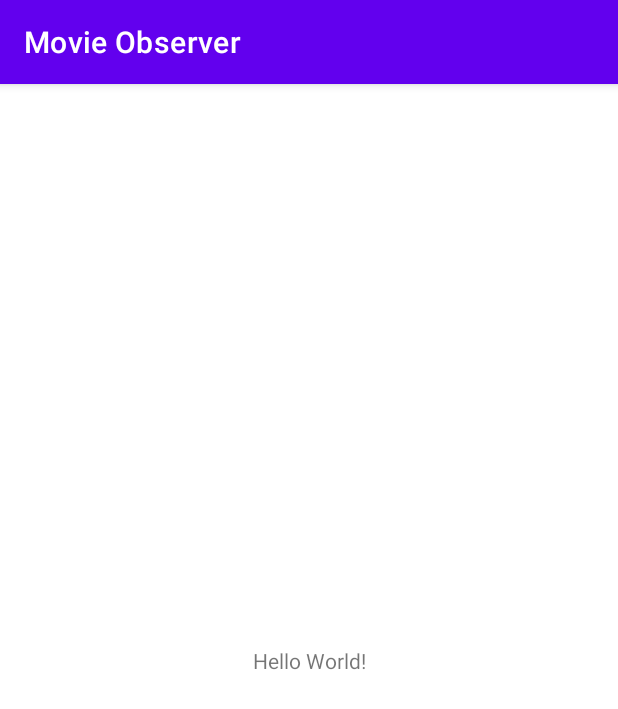
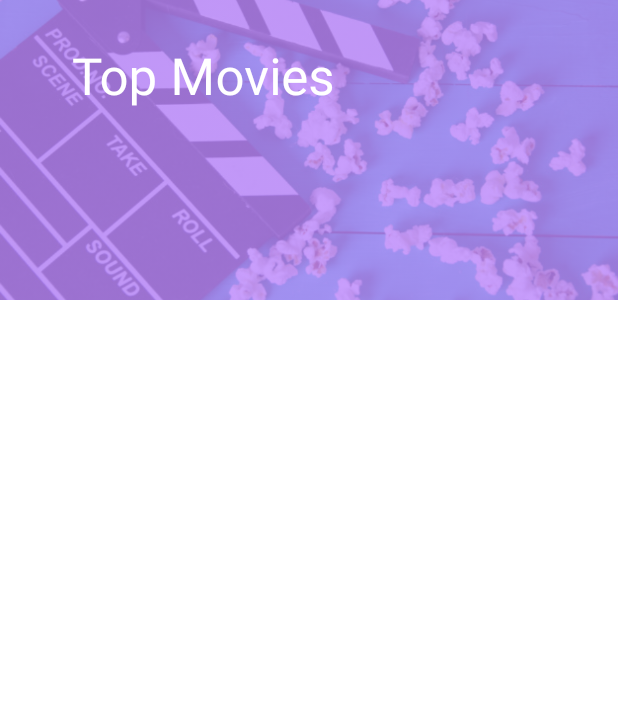
Before and after one commit to Rasel579/Movie-Observer, an Android app: the screen it shows after launch (MainActivity), on a phone screen of 412 x 824 dp. Shown: the top 709 px of the screen. Run offline under Robolectric (Android 15) with nearby library versions, the phone set to English and light mode, and no system bars; libraries missing offline, so code that uses them is left out: by.kirich1409.viewbindingdelegate; 8 statements that could not run were skipped.

Commit message:
1. Сверстал вьюшки для фрагментов 2. Определил Базовый фрагмент 3. Добавил Drawer Layout 4. Сделал ToolBar

```diff
--- a/app/src/main/AndroidManifest.xml
+++ b/app/src/main/AndroidManifest.xml
@@ -8,9 +8,10 @@
         android:label="@string/app_name"
         android:roundIcon="@mipmap/ic_launcher_round"
         android:supportsRtl="true"
-        android:theme="@style/Theme.MovieObserver">
+        android:theme="@style/Theme.MovieObserver.NoActionBar"
+        android:name=".App">
         <activity
-            android:name=".MainActivity"
+            android:name=".presentations.MainActivity"
             android:exported="true">
             <intent-filter>
                 <action android:name="android.intent.action.MAIN" />
--- /dev/null
+++ b/app/src/main/java/com/testtask/myapplication/App.kt
@@ -0,0 +1,6 @@
+package com.testtask.myapplication
+
+import android.app.Application
+
+class App: Application() {
+}
--- /dev/null
+++ b/app/src/main/java/com/testtask/myapplication/presentations/MainActivity.kt
@@ -0,0 +1,67 @@
+package com.testtask.myapplication.presentations
+
+import android.os.Bundle
+import androidx.appcompat.app.ActionBarDrawerToggle
+import androidx.appcompat.app.AppCompatActivity
+import androidx.core.view.GravityCompat
+import androidx.drawerlayout.widget.DrawerLayout
+import androidx.fragment.app.Fragment
+import by.kirich1409.viewbindingdelegate.viewBinding
+import com.google.android.material.appbar.MaterialToolbar
+import com.testtask.myapplication.R
+import com.testtask.myapplication.databinding.ActivityMainBinding
+import com.testtask.myapplication.presentations.main.MainFragment
+
+class MainActivity : AppCompatActivity() {
+    private val viewBinding: ActivityMainBinding by viewBinding()
+    override fun onCreate(savedInstanceState: Bundle?) {
+        super.onCreate(savedInstanceState)
+        setContentView(R.layout.activity_main)
+        initView()
+        initStartView()
+    }
+
+    private fun initView() {
+        val toolbar: MaterialToolbar = viewBinding.appBarMain.toolbar
+        setSupportActionBar(toolbar)
+        initDrawer(toolbar)
+    }
+
+    private fun initStartView() {
+        navigateToFragment(MainFragment.newInstance())
+    }
+
+    private fun initDrawer(toolbar: MaterialToolbar) {
+        val drawerLayout: DrawerLayout = viewBinding.drawerLayout
+        val toggle = ActionBarDrawerToggle(
+            this,
+            drawerLayout,
+            toolbar,
+            R.string.open_drawer_layout_description,
+            R.string.close_drawer_layout_description
+        )
+        drawerLayout.addDrawerListener(toggle)
+        toggle.syncState()
+        initNavigationDrawer(drawerLayout)
+    }
+
+    private fun initNavigationDrawer(drawerLayout: DrawerLayout) {
+        val navView = viewBinding.navView
+        navView.setNavigationItemSelectedListener {
+            when (it.itemId) {
+                R.id.main_frame_menu_drawer -> {
+                    navigateToFragment(MainFragment.newInstance())
+                    drawerLayout.closeDrawer(GravityCompat.START)
+                    true
+                }
+                else -> false
+            }
+        }
+    }
+
+    private fun navigateToFragment(fragment: Fragment) {
+        supportFragmentManager.beginTransaction()
+            .replace(R.id.content_main_frame, fragment)
+            .commit()
+    }
+}
--- /dev/null
+++ b/app/src/main/java/com/testtask/myapplication/presentations/core/BaseFragment.kt
@@ -0,0 +1,9 @@
+package com.testtask.myapplication.presentations.core
+
+import androidx.annotation.LayoutRes
+import androidx.fragment.app.Fragment
+import androidx.viewbinding.ViewBinding
+
+abstract class BaseFragment<T: ViewBinding>(@LayoutRes id: Int): Fragment(id) {
+    abstract val viewBinding: T
+}
--- /dev/null
+++ b/app/src/main/java/com/testtask/myapplication/presentations/main/MainFragment.kt
@@ -0,0 +1,15 @@
+package com.testtask.myapplication.presentations.main
+
+import by.kirich1409.viewbindingdelegate.viewBinding
+import com.testtask.myapplication.R
+import com.testtask.myapplication.databinding.MainFragmentBinding
+import com.testtask.myapplication.presentations.core.BaseFragment
+
+class MainFragment : BaseFragment<MainFragmentBinding>(R.layout.main_fragment) {
+    override val viewBinding: MainFragmentBinding by viewBinding()
+
+
+    companion object {
+        fun newInstance() = MainFragment()
+    }
+}
--- a/app/src/main/res/layout/activity_main.xml
+++ b/app/src/main/res/layout/activity_main.xml
@@ -1,18 +1,23 @@
 <?xml version="1.0" encoding="utf-8"?>
-<androidx.constraintlayout.widget.ConstraintLayout xmlns:android="http://schemas.android.com/apk/res/android"
+<androidx.drawerlayout.widget.DrawerLayout
+    xmlns:android="http://schemas.android.com/apk/res/android"
     xmlns:app="http://schemas.android.com/apk/res-auto"
     xmlns:tools="http://schemas.android.com/tools"
+    android:id="@+id/drawerLayout"
     android:layout_width="match_parent"
     android:layout_height="match_parent"
-    tools:context=".MainActivity">
-
-    <TextView
+    android:fitsSystemWindows="true"
+    tools:openDrawer="start">
+    <include
+        android:id="@+id/app_bar_main"
+        layout="@layout/app_bar_main" />
+    <com.google.android.material.navigation.NavigationView
+        android:id="@+id/nav_view"
         android:layout_width="wrap_content"
-        android:layout_height="wrap_content"
-        android:text="Hello World!"
-        app:layout_constraintBottom_toBottomOf="parent"
-        app:layout_constraintLeft_toLeftOf="parent"
-        app:layout_constraintRight_toRightOf="parent"
-        app:layout_constraintTop_toTopOf="parent" />
-
-</androidx.constraintlayout.widget.ConstraintLayout>
+        android:layout_height="match_parent"
+        android:layout_gravity = "start"
+        android:fitsSystemWindows="true"
+        app:headerLayout="@layout/nav_header_main"
+        app:menu="@menu/main_menu_drawer"
+        />
+</androidx.drawerlayout.widget.DrawerLayout>
--- /dev/null
+++ b/app/src/main/res/layout/app_bar_main.xml
@@ -0,0 +1,48 @@
+<?xml version="1.0" encoding="utf-8"?>
+<androidx.coordinatorlayout.widget.CoordinatorLayout
+    xmlns:android="http://schemas.android.com/apk/res/android"
+    android:layout_width="match_parent"
+    android:layout_height="match_parent"
+    android:fitsSystemWindows="true"
+    xmlns:app="http://schemas.android.com/apk/res-auto">
+    <com.google.android.material.appbar.AppBarLayout
+        android:layout_width="match_parent"
+        android:layout_height="200dp"
+        android:fitsSystemWindows="true"
+        android:theme="@style/Theme.MovieObserver.AppBarOverLay">
+        <com.google.android.material.appbar.CollapsingToolbarLayout
+            android:layout_width="match_parent"
+            android:layout_height="wrap_content"
+            app:contentScrim="?attr/colorControlHighlight"
+            app:expandedTitleGravity="top"
+            app:expandedTitleMarginStart="48dp"
+            app:expandedTitleMarginEnd="64dp"
+            app:title="Top Movies"
+            app:collapsedTitleTextAppearance="?attr/collapsingToolbarLayoutStyle"
+            app:expandedTitleTextAppearance="?attr/expanded"
+            app:layout_scrollFlags="scroll|exitUntilCollapsed"
+            android:fitsSystemWindows="true">
+            <ImageView
+                android:id="@+id/expanded_image_toolbar"
+                android:layout_width="match_parent"
+                android:layout_height="200dp"
+                android:scaleType="centerCrop"
+                android:alpha="0.2"
+                app:layout_collapseMode="parallax"
+                app:layout_collapseParallaxMultiplier="0.7"
+                android:src="@drawable/movie_back_ground_drawer_layout"
+                android:contentDescription="@string/background_image_view_drawer_layout" />
+            <com.google.android.material.appbar.MaterialToolbar
+                android:id="@+id/toolbar"
+                android:layout_width="match_parent"
+                android:layout_height="?attr/actionBarSize"
+                app:layout_collapseMode="pin"
+                app:popupTheme="@style/Theme.MovieObserver.PopupOverlay"/>
+        </com.google.android.material.appbar.CollapsingToolbarLayout>
+    </com.google.android.material.appbar.AppBarLayout>
+    <include
+        android:id="@+id/content_main_frame"
+        layout="@layout/content_main"
+        xmlns:tools="http://schemas.android.com/tools"
+        tools:context=".presentation.MainActivity"/>
+</androidx.coordinatorlayout.widget.CoordinatorLayout>
--- /dev/null
+++ b/app/src/main/res/layout/content_main.xml
@@ -0,0 +1,7 @@
+<?xml version="1.0" encoding="utf-8"?>
+<FrameLayout xmlns:android="http://schemas.android.com/apk/res/android"
+    xmlns:tools="http://schemas.android.com/tools"
+    android:id="@+id/container"
+    android:layout_width="match_parent"
+    android:layout_height="match_parent"
+    tools:context=".presentations.MainActivity" />
--- /dev/null
+++ b/app/src/main/res/layout/main_fragment.xml
@@ -0,0 +1,18 @@
+<?xml version="1.0" encoding="utf-8"?>
+<androidx.constraintlayout.widget.ConstraintLayout
+    xmlns:android="http://schemas.android.com/apk/res/android"
+    android:layout_width="match_parent"
+    android:layout_height="match_parent"
+    xmlns:app="http://schemas.android.com/apk/res-auto"
+    xmlns:tools="http://schemas.android.com/tools"
+    >
+
+   <androidx.recyclerview.widget.RecyclerView
+       android:layout_width="match_parent"
+       android:layout_height="match_parent"
+       app:layoutManager="androidx.recyclerview.widget.LinearLayoutManager"
+       tools:listitem="@layout/item_movie"
+       tools:itemCount="10"
+       />
+
+</androidx.constraintlayout.widget.ConstraintLayout>
--- /dev/null
+++ b/app/src/main/res/menu/main_menu_drawer.xml
@@ -0,0 +1,10 @@
+<?xml version="1.0" encoding="utf-8"?>
+<menu xmlns:android="http://schemas.android.com/apk/res/android"
+    xmlns:app="http://schemas.android.com/apk/res-auto">
+    <item
+        android:id="@+id/main_frame_menu_drawer"
+        app:showAsAction="always"
+        android:icon="@android:drawable/ic_menu_my_calendar"
+        android:orderInCategory="10"
+        android:title="@string/item_menu_main_screen" />
+</menu>
--- a/app/src/main/res/values/strings.xml
+++ b/app/src/main/res/values/strings.xml
@@ -1,3 +1,9 @@
 <resources>
     <string name="app_name">Movie Observer</string>
+    <string name="background_image_view_drawer_layout">Background</string>
+    <string name="sub_title_drawer_layout">Find Your Movie</string>
+    <string name="title_drawer_layout">The Movie Observer</string>
+    <string name="item_menu_main_screen">Main Screen</string>
+    <string name="open_drawer_layout_description">Open Drawer Layout</string>
+    <string name="close_drawer_layout_description">Close Drawer Layout</string>
 </resources>
--- a/app/src/main/res/values/themes.xml
+++ b/app/src/main/res/values/themes.xml
@@ -13,4 +13,14 @@
         <item name="android:statusBarColor" tools:targetApi="l">?attr/colorPrimaryVariant</item>
         <!-- Customize your theme here. -->
     </style>
+
+    <style name="Theme.MovieObserver.NoActionBar">
+        <item name="windowActionBar">false</item>
+        <item name="windowNoTitle">true</item>
+    </style>
+
+    <style name="Theme.MovieObserver.AppBarOverLay" parent="ThemeOverlay.AppCompat.Dark.ActionBar">
+        <item name="colorPrimary">@color/purple_200</item>
+    </style>
+    <style name="Theme.MovieObserver.PopupOverlay" parent="Theme.AppCompat.Light"/>
 </resources>
```
Also changed, not shown: app/src/main/java/com/testtask/myapplication/MainActivity.kt (deleted, +0 -11 lines), app/src/main/res/layout/item_movie.xml (added, +50 -0 lines), app/src/main/res/layout/nav_header_main.xml (added, +39 -0 lines), app/src/main/res/values/dimens.xml (added, +8 -0 lines), app/src/main/res/drawable/movie_back_ground_drawer_layout.png (added).
